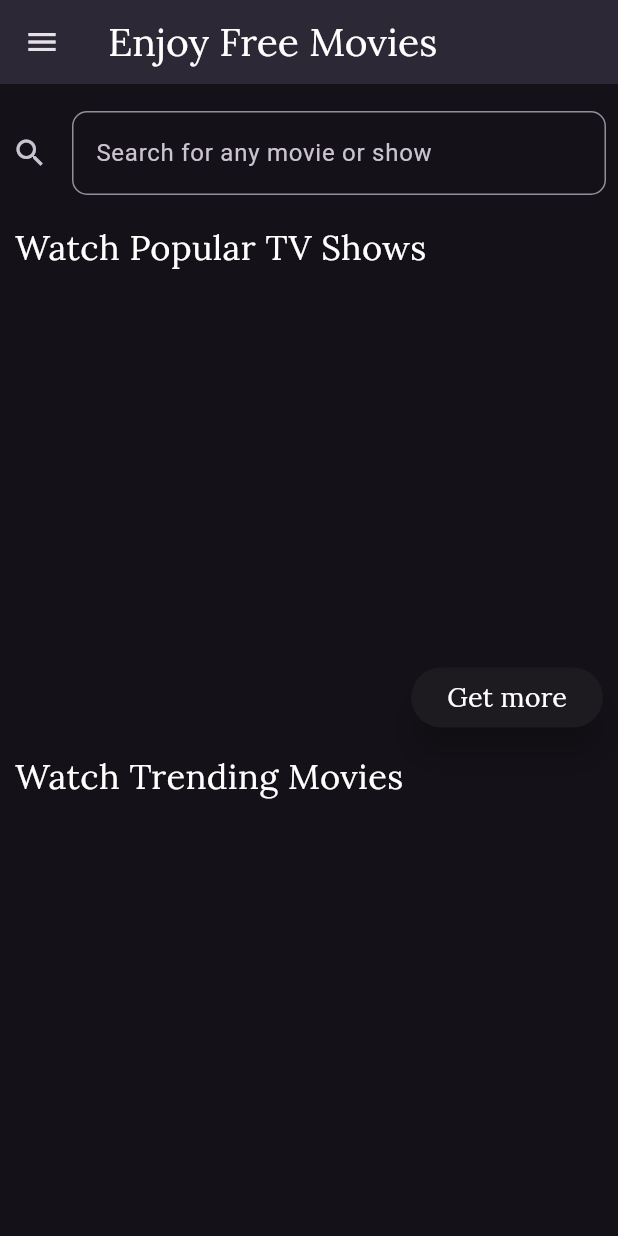
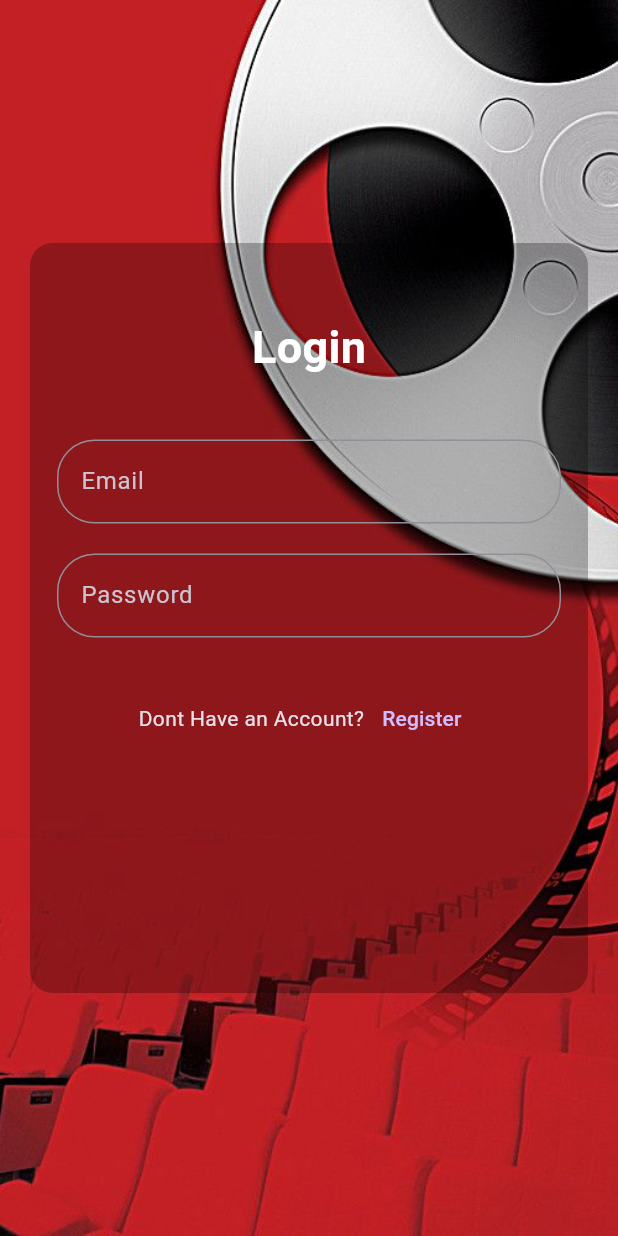
Before and after one commit to AbdullahUsman07/Movie-App, a Flutter app: the screen it shows after launch, on a phone screen of 412 x 824 dp. Run offline on Flutter 3.47's test engine with Material 3 defaults, Android fonts, the phone set to English and light mode, and no system bars; our stand-ins replace fluttertoast, google_fonts, localstorage; missing offline and left inert: tmdb_api.

Commit message:
feat: login screen added

```diff
--- a/lib/main.dart
+++ b/lib/main.dart
@@ -1,8 +1,10 @@
 
 import 'package:flutter/material.dart';
+import 'package:movie_app/screens/loginScreen.dart';
 import 'package:localstorage/localstorage.dart';
 import 'package:movie_app/provider/tv-movie-provider.dart';
 import 'package:movie_app/screens/homescreen.dart';
+import 'package:movie_app/screens/openingpage.dart';
 import 'package:provider/provider.dart';
 
 Future<void> main()async{
@@ -26,7 +28,7 @@ class MyApp extends StatelessWidget {
         theme: ThemeData(
           brightness: Brightness.dark,
         ),
-        home: HomeScreen(),
+        home:LoginScreen(),
       ),
     );
   }
--- a/lib/screens/homescreen.dart
+++ b/lib/screens/homescreen.dart
@@ -193,6 +193,7 @@ class _HomeScreenState extends State<HomeScreen> {
           LoadMoreButton(onPressed: getmoreTrendingMovies,),
           TopRatedMovies(topRated: topmovies),
           LoadMoreButton(onPressed: getmoreTopMovies),
+          const SizedBox(height: 5,),
         ],
       ),
     );
--- /dev/null
+++ b/lib/screens/loginScreen.dart
@@ -0,0 +1,74 @@
+
+
+import 'package:flutter/material.dart';
+import 'package:movie_app/widgets/CustomInputFeild.dart';
+
+class LoginScreen extends StatefulWidget {
+  const LoginScreen({super.key});
+
+  @override
+  State<LoginScreen> createState() => _LoginScreenState();
+}
+
+class _LoginScreenState extends State<LoginScreen> {
+
+  final _emailController = TextEditingController();
+  final _passwordController = TextEditingController();
+
+  @override void dispose() {
+
+    super.dispose();
+    _emailController.dispose();
+    _passwordController.dispose();
+  }
+  @override
+  Widget build(BuildContext context) {
+    return Scaffold(
+      body: Container(
+        height: double.infinity,
+        width: double.infinity,
+        decoration: BoxDecoration(
+          image: DecorationImage(
+            fit: BoxFit.cover,
+            image: AssetImage('assets/images/bg-image.jpg')),
+        ),
+        child: Center(
+          child: Padding(
+            padding: const EdgeInsets.all(20.0),
+            child: Container(
+              padding: EdgeInsets.all(10),
+              width: double.infinity,
+              height: 500,
+              decoration: BoxDecoration(
+                color:Colors.black.withAlpha(70),
+                borderRadius: BorderRadius.circular(15.0),
+              ),
+              child: Padding(
+                padding: const EdgeInsets.all(8.0),
+                child: Column(
+                  //mainAxisAlignment: MainAxisAlignment.center,
+                  children: [
+                    const SizedBox(height: 30,),
+                    Text('Login',style: TextStyle(color: Colors.white,fontSize: 30,fontWeight: FontWeight.bold),),
+                    const SizedBox(height: 40,),
+                    CustomFormFeild(title: 'Email', controller: _emailController),
+                    const SizedBox(height: 20,),
+                    CustomFormFeild(title: 'Password', controller: _passwordController),
+                    const SizedBox(height: 30,),
+                    Row(
+                      mainAxisAlignment: MainAxisAlignment.center,
+                      children: [
+                      Text('Dont Have an Account?'),
+
+                      TextButton(onPressed: (){}, child: const Text('Register'))
+                    ],)
+                  ],
+                ),
+              ),
+            ),
+          ),
+        ),
+      )
+    );
+  }
+}
--- /dev/null
+++ b/lib/widgets/CustomInputFeild.dart
@@ -0,0 +1,53 @@
+
+
+
+import 'package:flutter/material.dart';
+
+class CustomFormFeild extends StatefulWidget {
+  CustomFormFeild({
+    super.key,
+    required this.title,
+    required this.controller,
+    this.keyboardType = TextInputType.text,
+    this.obscureText = false,
+    this.onChanged,
+    this.errorText,
+    this.isPass = false,
+  });
+
+  String title;
+  TextInputType? keyboardType;
+  TextEditingController? controller;
+  bool obscureText;
+  String? errorText;
+  void Function(String)? onChanged;
+  bool isPass;
+
+  @override
+  State<CustomFormFeild> createState() => _CustomFormFeildState();
+}
+
+class _CustomFormFeildState extends State<CustomFormFeild> {
+  @override
+  Widget build(BuildContext context) {
+    return TextFormField(
+      onChanged: widget.onChanged,
+      obscureText: widget.obscureText,
+      controller: widget.controller,
+      keyboardType: widget.keyboardType,
+      decoration: InputDecoration(
+        suffixIcon: widget.isPass?InkWell(
+          child: const Icon(Icons.remove_red_eye_rounded),
+          onTap: ()=> setState(() {
+            widget.obscureText = ! widget.obscureText;
+          }),
+        ):null,
+        errorText: widget.errorText,
+        label: Text(widget.title),
+        border: OutlineInputBorder(
+          borderRadius: BorderRadius.circular(25),
+        ),
+      ),
+    );
+  }
+}
--- a/pubspec.yaml
+++ b/pubspec.yaml
@@ -76,8 +76,8 @@ flutter:
   uses-material-design: true
 
   # To add assets to your application, add an assets section, like this:
-  # assets:
-  #   - images/a_dot_burr.jpeg
+  assets:
+    - assets/images/
   #   - images/a_dot_ham.jpeg
 
   # An image asset can refer to one or more resolution-specific "variants", see
```
Also changed, not shown: lib/screens/openingpage.dart (added, +40 -0 lines), lib/widgets/login-signupButton.dart (added, +31 -0 lines), assets/images/bg-image.jpg (added).
